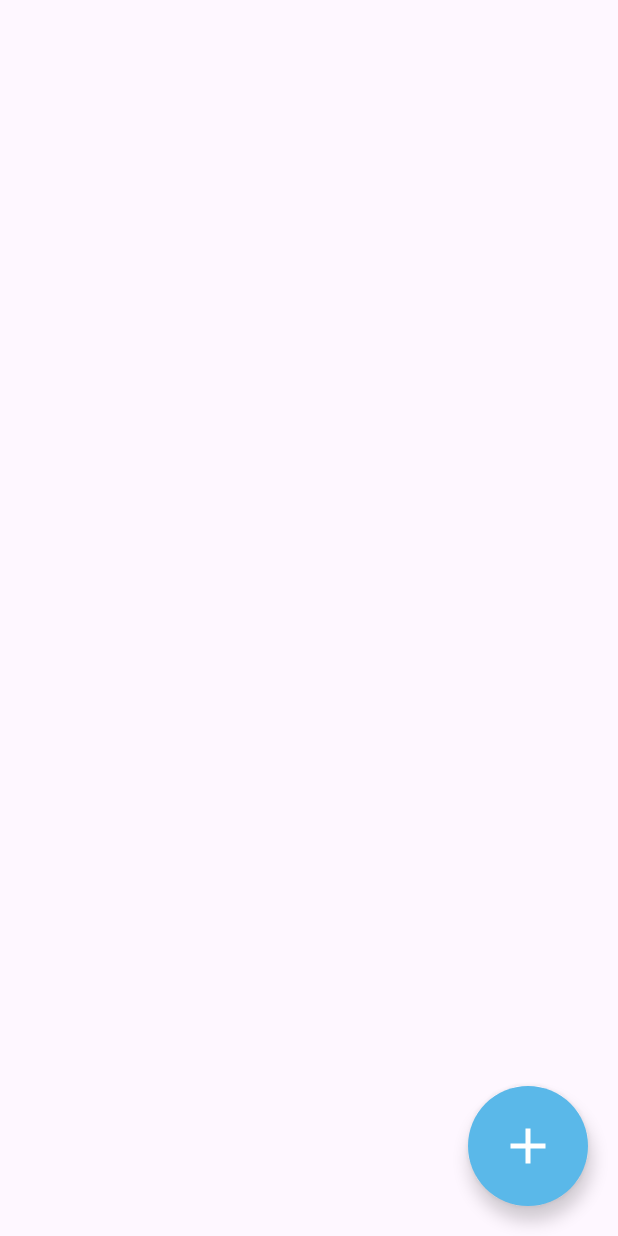
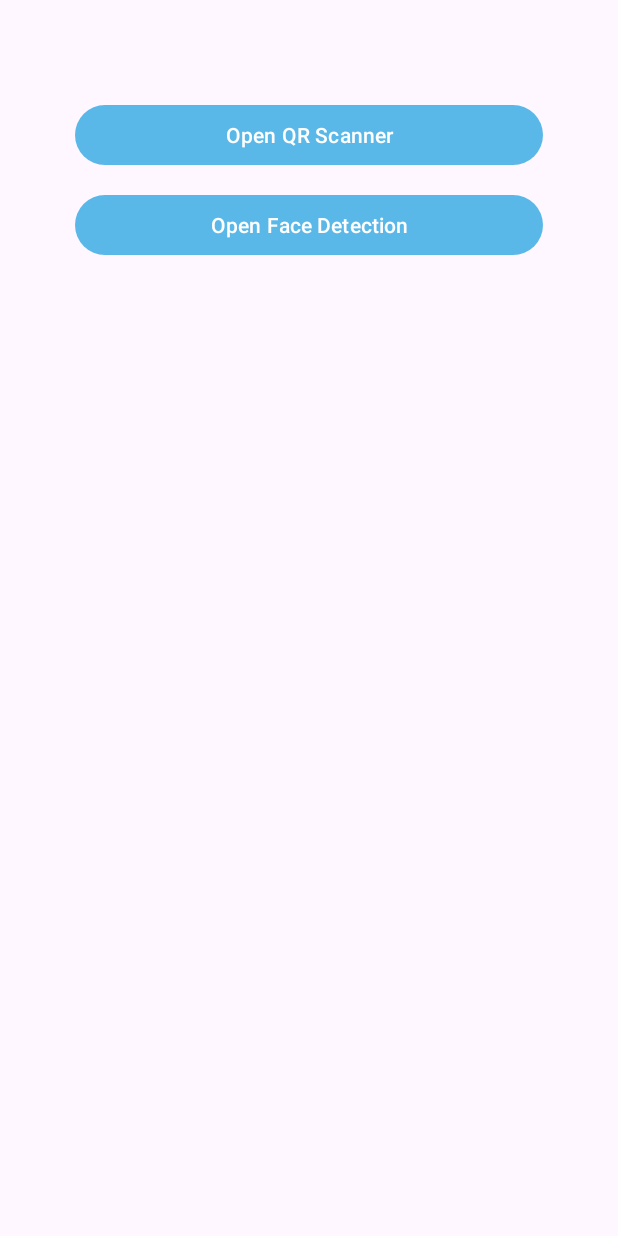
Before and after one commit to Victor-Ochoa-Flores/AppMovilTAD, an Android app: the SecretActivity screen opened directly, with no data from a screen before it, on a phone screen of 412 x 824 dp. Run offline under Robolectric (Android 15) with nearby library versions, the phone set to English and light mode, and no system bars.

Commit message:
cambio funciona QR y RecFacial

```diff
--- a/TADaplication/app/src/main/java/com/example/tadaplication/FaceDetectionActivity.kt
+++ b/TADaplication/app/src/main/java/com/example/tadaplication/FaceDetectionActivity.kt
@@ -6,6 +6,7 @@ import android.annotation.SuppressLint
 import android.content.Context
 import android.content.Intent
 import android.util.Log
+import android.view.Surface
 import androidx.activity.viewModels
 import androidx.camera.core.CameraSelector
 import androidx.camera.core.ImageAnalysis
@@ -17,6 +18,7 @@ import com.google.mlkit.vision.common.InputImage
 import com.google.mlkit.vision.face.FaceDetection
 import com.google.mlkit.vision.face.FaceDetector
 import com.google.mlkit.vision.face.FaceDetectorOptions
+import java.util.concurrent.ExecutorService
 import java.util.concurrent.Executors
 
 class FaceDetectionActivity : AppCompatActivity() {
--- a/TADaplication/app/src/main/java/com/example/tadaplication/SecretActivity.kt
+++ b/TADaplication/app/src/main/java/com/example/tadaplication/SecretActivity.kt
@@ -1,22 +1,19 @@
 package com.example.tadaplication
 
-import android.content.Intent
 import androidx.appcompat.app.AppCompatActivity
 import android.os.Bundle
-import com.google.android.material.floatingactionbutton.FloatingActionButton
-import android.content.DialogInterface
-import androidx.activity.result.contract.ActivityResultContracts
-import androidx.appcompat.app.AlertDialog
+import androidx.activity.result.contract.ActivityResultContracts.*
 import com.example.tadaplication.databinding.ActivitySecretBinding
 
 
-class SecretActivity : AppCompatActivity() {
-    //private lateinit var btn_add : FloatingActionButton
+class SecretActivity  : AppCompatActivity() {
+
     private val cameraPermission = android.Manifest.permission.CAMERA
     private lateinit var binding: ActivitySecretBinding
     private var action = Action.QR_SCANNER
+
     private val requestPermissionLauncher =
-        registerForActivityResult(ActivityResultContracts.RequestPermission()) { isGranted ->
+        registerForActivityResult(RequestPermission()) { isGranted ->
             if (isGranted) {
                 startCamera()
             }
@@ -26,46 +23,17 @@ class SecretActivity : AppCompatActivity() {
         super.onCreate(savedInstanceState)
         binding = ActivitySecretBinding.inflate(layoutInflater)
         setContentView(binding.root)
-        listenerAddUser()
-    }
 
-    private fun listenerAddUser(){
-        binding.addButton.setOnClickListener(){
-            showAddOptionsDialog()
+        binding.buttonOpenScanner.setOnClickListener {
+            this.action = Action.QR_SCANNER
+            requestCameraAndStart()
+        }
+
+        binding.buttonFaceDetect.setOnClickListener {
+            this.action = Action.FACE_DETECTION
+            requestCameraAndStart()
         }
     }
-
-    private fun showAddOptionsDialog() {
-
-        val options = arrayOf("   Iniciar Sesión", "  Escanear QR")
-        val icons = arrayOf(
-            R.drawable.baseline_login_24,
-            R.drawable.baseline_qr_code_24
-        )
-        val adapter = IconAdapter(this, options, icons)
-
-        val builder = AlertDialog.Builder(this)
-        builder.setTitle("Como deseas agregar una nueva cuenta Cuenta")
-            .setAdapter(adapter) { _, which ->
-                when (which) {
-                    0 -> {
-                        this.action = Action.FACE_DETECTION
-                        requestCameraAndStart()
-                    }
-                    1 -> {
-                        this.action = Action.QR_SCANNER
-                        requestCameraAndStart()
-                    }
-                }
-            }
-            .setNegativeButton("Cancelar") { dialog: DialogInterface, _: Int ->
-                dialog.dismiss()
-            }
-
-        val dialog = builder.create()
-        dialog.show()
-    }
-
 
     private fun requestCameraAndStart() {
         if (isPermissionGranted(cameraPermission)) {
@@ -79,7 +47,6 @@ class SecretActivity : AppCompatActivity() {
         when (action) {
             Action.QR_SCANNER -> startScanner()
             Action.FACE_DETECTION -> FaceDetectionActivity.startActivity(this)
-            else -> {}
         }
     }
 
@@ -97,6 +64,6 @@ class SecretActivity : AppCompatActivity() {
     }
 
     private fun startScanner() {
-        ScannActivity.startScanner(this)
+       ScanActivity.startScanner(this)
     }
 }
--- a/TADaplication/app/src/main/res/layout/activity_scann.xml
+++ b/TADaplication/app/src/main/res/layout/activity_scan.xml
@@ -4,7 +4,7 @@
     xmlns:tools="http://schemas.android.com/tools"
     android:layout_width="match_parent"
     android:layout_height="match_parent"
-    tools:context=".ScannActivity">
+    tools:context=".ScanActivity">
 
     <androidx.camera.view.PreviewView
         android:id="@+id/preview_view"
--- a/TADaplication/app/src/main/res/layout/activity_secret.xml
+++ b/TADaplication/app/src/main/res/layout/activity_secret.xml
@@ -1,4 +1,4 @@
-<RelativeLayout
+<androidx.constraintlayout.widget.ConstraintLayout
     xmlns:android="http://schemas.android.com/apk/res/android"
     xmlns:app="http://schemas.android.com/apk/res-auto"
     xmlns:tools="http://schemas.android.com/tools"
@@ -7,26 +7,39 @@
     tools:context=".SecretActivity">
 
     <LinearLayout
+        android:id="@+id/linearLayout"
         android:layout_width="match_parent"
         android:layout_height="match_parent"
+        android:layout_marginStart="32dp"
+        android:layout_marginTop="32dp"
+        android:layout_marginEnd="32dp"
+        android:layout_marginBottom="32dp"
+        android:orientation="vertical"
+        android:padding="18dp"
+        app:layout_constraintEnd_toEndOf="parent"
+        app:layout_constraintStart_toStartOf="parent"
+        app:layout_constraintTop_toTopOf="parent">
 
-        android:gravity="bottom|end">
+        <Button
+            android:id="@+id/button_open_scanner"
+            android:layout_width="match_parent"
+            android:layout_height="wrap_content"
+            android:layout_marginTop="16dp"
+            android:text="Open QR Scanner"
+            app:layout_constraintEnd_toEndOf="parent"
+            app:layout_constraintStart_toStartOf="parent"
+            app:layout_constraintTop_toBottomOf="@+id/linearLayout" />
 
-        <com.google.android.material.floatingactionbutton.FloatingActionButton
-            android:id="@+id/addButton"
-            android:layout_width="80dp"
-            android:layout_height="80dp"
-            app:fabCustomSize="80dp"
-            android:layout_marginTop="20dp"
-            android:layout_marginBottom="20dp"
-            android:layout_marginEnd="20dp"
-            android:layout_marginStart="20dp"
-            android:backgroundTint="@color/celeste"
-            android:contentDescription="@string/add_button_description"
-            android:src="@drawable/baseline_add_24"
-            app:shapeAppearanceOverlay="@style/CircularShape"
-            app:maxImageSize="40dp"
-            app:tint="@color/white" />
+        <Button
+            android:id="@+id/button_face_detect"
+            android:layout_width="match_parent"
+            android:layout_height="wrap_content"
+            android:layout_marginTop="12dp"
+            android:text="Open Face Detection"
+            app:layout_constraintEnd_toEndOf="parent"
+            app:layout_constraintStart_toStartOf="parent"
+            app:layout_constraintTop_toBottomOf="@+id/button_open_scanner" />
+
     </LinearLayout>
 
-</RelativeLayout>
+</androidx.constraintlayout.widget.ConstraintLayout>
```
Also changed, not shown: TADaplication/app/src/main/AndroidManifest.xml (+6 -6 lines), TADaplication/app/src/main/java/com/example/tadaplication/MainActivity.kt (+5 -5 lines), TADaplication/app/src/main/java/com/example/tadaplication/ScanActivity.kt (renamed from TADaplication/app/src/main/java/com/example/tadaplication/ScannActivity.kt, +8 -8 lines).
